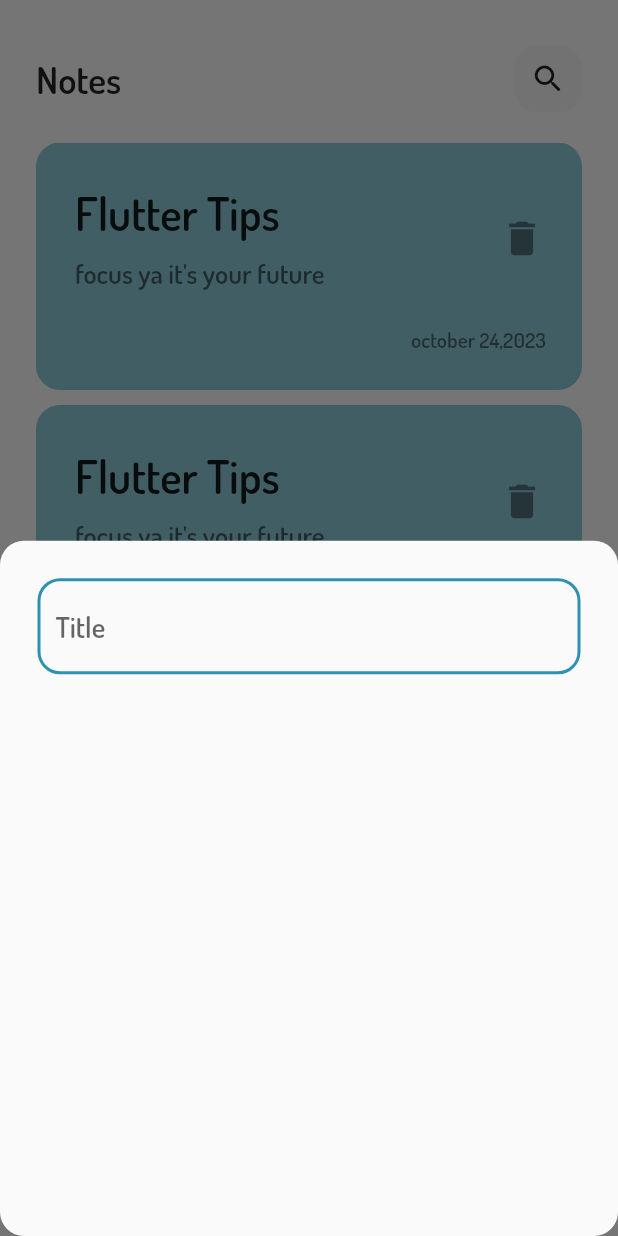
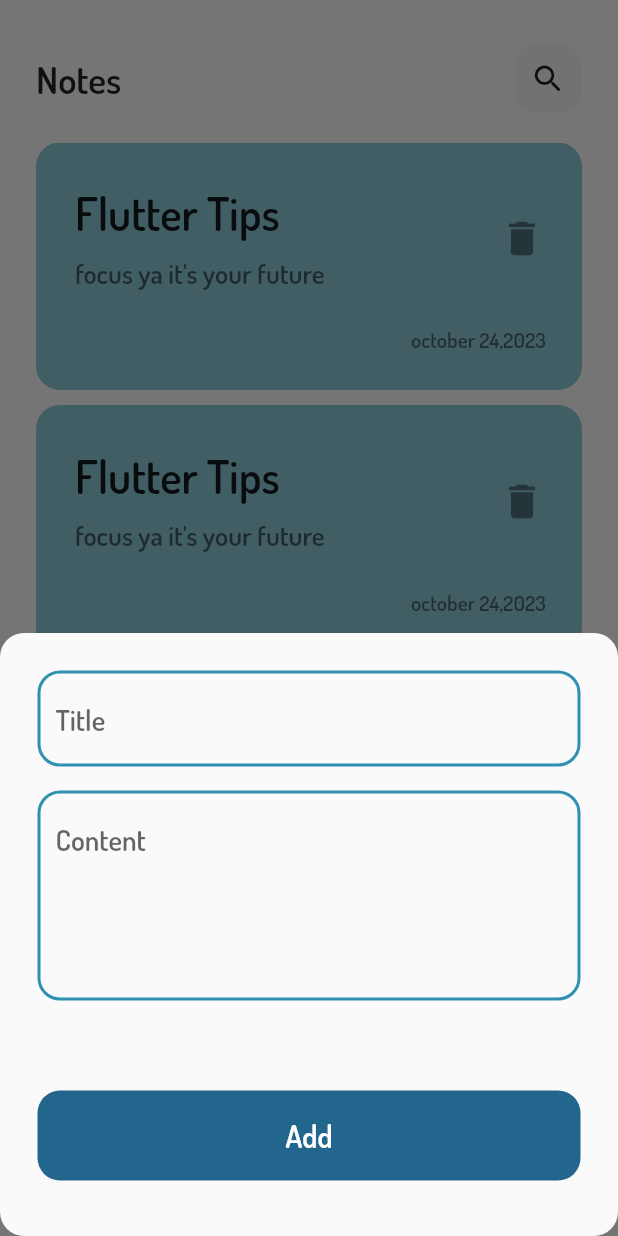
Before and after one commit to Marriiamm/notes_app, a Flutter app: the screen it shows after launch, after a tap on the "add" icon, on a phone screen of 412 x 824 dp. Run offline on Flutter 3.47's test engine with Material 2 defaults, Android fonts, the phone set to English and light mode, and no system bars.

Commit message:
edit note page

```diff
--- a/lib/widgets/add_note_sheet.dart
+++ b/lib/widgets/add_note_sheet.dart
@@ -1,4 +1,5 @@
 import 'package:flutter/material.dart';
+import 'package:notes_app/widgets/button.dart';
 import 'package:notes_app/widgets/text_field.dart';
 
 class AddNote extends StatelessWidget {
@@ -8,10 +9,23 @@ class AddNote extends StatelessWidget {
   Widget build(BuildContext context) {
     return const Padding(
       padding: EdgeInsets.all(25.0),
-      child: Column(
-        children: [
-          CustomField(),
-        ],
+      child: SingleChildScrollView(
+        child: Column(
+          children: [
+            CustomField(
+              hint: "Title",
+              maxLines: 1,
+            ),
+            SizedBox(height: 16,),
+            CustomField(
+              hint: "Content",
+              maxLines: 5,
+            ),
+            SizedBox(height: 60,),
+            AddNoteButton(),
+            SizedBox(height: 12,)
+          ],
+        ),
       ),
     );
   }
--- /dev/null
+++ b/lib/widgets/button.dart
@@ -0,0 +1,22 @@
+import 'package:flutter/material.dart';
+
+class AddNoteButton extends StatelessWidget {
+  const AddNoteButton({super.key});
+
+  @override
+  Widget build(BuildContext context) {
+    return Container(
+      width: MediaQuery.of(context).size.width,
+      height: 60,
+      decoration: BoxDecoration(
+        borderRadius: BorderRadius.circular(15.0),
+        color: const Color(0xff22668D),
+      ),
+      child: const Center(child: Text("Add" ,
+      style: TextStyle(
+        color: Colors.white,
+        fontSize: 20,
+      ),)),
+    );
+  }
+}
--- a/lib/widgets/custom_note_item.dart
+++ b/lib/widgets/custom_note_item.dart
@@ -1,11 +1,19 @@
 import 'package:flutter/material.dart';
+import 'package:notes_app/views/edit_note.dart';
 
 class NotesItem extends StatelessWidget {
   const NotesItem({super.key});
 
   @override
   Widget build(BuildContext context) {
-    return Container(
+    return GestureDetector(
+      onTap: (){
+        Navigator.push(context, MaterialPageRoute(
+          builder: (context){
+            return EditPage();
+          }));
+      },
+      child: Container(
         padding: const EdgeInsets.only(top: 24.0,bottom: 24.0,left: 10),
         decoration: BoxDecoration(
           color: const Color(0xff8ECDDD),
@@ -37,6 +45,7 @@ class NotesItem extends StatelessWidget {
             )
           ],
         ),
+      ),
     );
   }
 }
--- a/lib/widgets/text_field.dart
+++ b/lib/widgets/text_field.dart
@@ -1,14 +1,17 @@
 import 'package:flutter/material.dart';
 
 class CustomField extends StatelessWidget {
-  const CustomField({super.key});
+  const CustomField({super.key, required this.hint,  this.maxLines =1});
 
+  final String hint;
+  final int maxLines ;
   @override
   Widget build(BuildContext context) {
     return TextField(
       cursorColor: Color.fromARGB(255, 47, 145, 178),
+      maxLines: maxLines,
       decoration: InputDecoration(
-        hintText: "Title",
+        hintText: hint,
         hintStyle: TextStyle(
           fontSize: 19
         ),
```
Also changed, not shown: lib/views/edit_note.dart (added, +15 -0 lines), lib/widgets/edit_note_body.dart (added, +30 -0 lines). Lines whose indentation alone changed are shown as unchanged.
